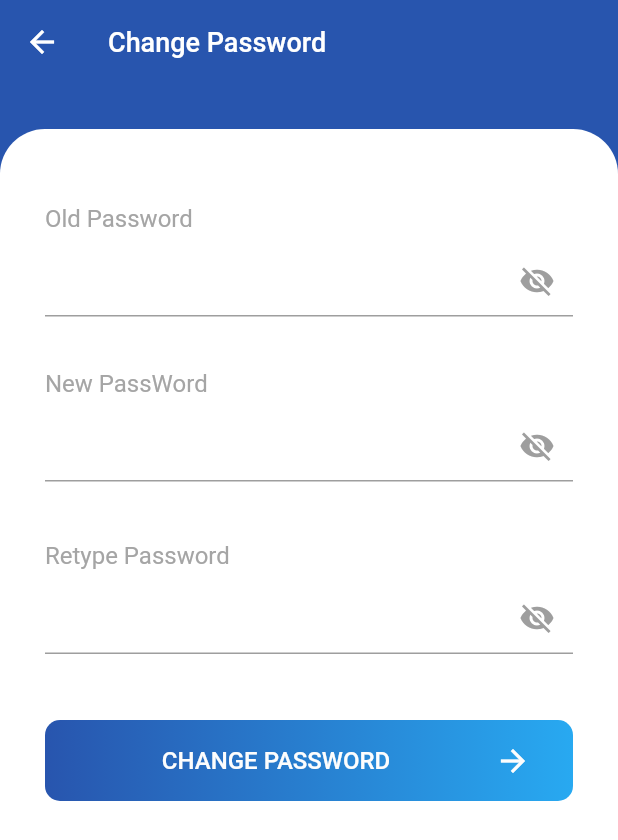
After one commit to HungOBI/flutter_app_chat_school, a Flutter app: the ChangePasswordScreen screen opened directly, on a phone screen of 412 x 824 dp. The commit adds this screen. Shown: the top 840 px of the screen. Run offline on Flutter 3.47's test engine with Material 2 defaults, Android fonts, the phone set to English and light mode, and no system bars; our stand-ins replace cloud_firestore, firebase_auth, firebase_core, get, shared_preferences; accounts and stored records are empty.

Commit message:
add change pw

```diff
--- /dev/null
+++ b/lib/screen/auth/change_password.dart
@@ -0,0 +1,287 @@
+// ignore_for_file: unused_local_variable, use_build_context_synchronously, avoid_print, non_constant_identifier_names
+import 'package:app_chat/screen/home/home_screen.dart';
+import 'package:firebase_auth/firebase_auth.dart';
+import 'package:flutter/material.dart';
+
+class ChangePasswordScreen extends StatefulWidget {
+  const ChangePasswordScreen({Key? key}) : super(key: key);
+
+  @override
+  State<ChangePasswordScreen> createState() => _LoginScreenState();
+}
+
+class _LoginScreenState extends State<ChangePasswordScreen> {
+  final TextEditingController _passwordController = TextEditingController();
+  final TextEditingController _newpasswordController = TextEditingController();
+  final TextEditingController _retypepasswordController =
+      TextEditingController();
+  bool obscurePassword = true;
+  bool newObscurePassword = true;
+  bool retypeObscurePassword = true;
+  String errorMessage = '';
+
+  @override
+  Widget build(BuildContext context) {
+    return Scaffold(
+      appBar: AppBar(
+        backgroundColor: const Color.fromRGBO(40, 85, 174, 1),
+        title: const Text(
+          'Change Password',
+          style: TextStyle(
+            fontSize: 18,
+            color: Color.fromRGBO(255, 255, 255, 1),
+          ),
+        ),
+        elevation: 0,
+      ),
+      body: SingleChildScrollView(
+        child: Column(
+          crossAxisAlignment: CrossAxisAlignment.start,
+          children: [
+            const SizedBox(
+              height: 30,
+            ),
+            Container(
+              height: MediaQuery.of(context).size.height,
+              decoration: const BoxDecoration(
+                borderRadius: BorderRadius.only(
+                  topLeft: Radius.circular(30),
+                  topRight: Radius.circular(30),
+                ),
+                color: Color.fromRGBO(255, 255, 255, 1),
+              ),
+              child: Container(
+                padding: const EdgeInsets.only(
+                    top: 50, left: 30, right: 30, bottom: 0),
+                child: Column(
+                  crossAxisAlignment: CrossAxisAlignment.start,
+                  children: [
+                    const Text(
+                      'Old Password',
+                      style: TextStyle(
+                        fontSize: 16,
+                        color: Color.fromRGBO(165, 165, 165, 1),
+                      ),
+                    ),
+                    const SizedBox(
+                      height: 8,
+                    ),
+
+                    // email
+                    TextFormField(
+                      controller: _passwordController,
+                      obscureText: obscurePassword,
+                      decoration: InputDecoration(
+                        border: const UnderlineInputBorder(
+                          borderSide: BorderSide(
+                            color: Colors.grey,
+                            width: 18,
+                          ),
+                        ),
+                        labelStyle: const TextStyle(
+                          fontSize: 16,
+                          color: Color.fromRGBO(50, 54, 67, 1),
+                        ),
+                        suffixIcon: InkWell(
+                          onTap: () {
+                            setState(() {
+                              obscurePassword = !obscurePassword;
+                            });
+                          },
+                          child: Icon(
+                            obscurePassword
+                                ? Icons.visibility_off
+                                : Icons.visibility,
+                            color: Colors.grey,
+                          ),
+                        ),
+                      ),
+                    ),
+
+                    const SizedBox(height: 35),
+
+                    const Text(
+                      'New PassWord',
+                      style: TextStyle(
+                        fontSize: 16,
+                        color: Color.fromRGBO(165, 165, 165, 1),
+                      ),
+                      textAlign: TextAlign.center,
+                    ),
+                    const SizedBox(
+                      height: 8,
+                    ),
+
+                    TextFormField(
+                      controller: _newpasswordController,
+                      obscureText: newObscurePassword,
+                      decoration: InputDecoration(
+                        border: const UnderlineInputBorder(
+                          borderSide: BorderSide(
+                            color: Colors.grey,
+                            width: 18,
+                          ),
+                        ),
+                        labelStyle: const TextStyle(
+                          fontSize: 16,
+                          color: Color.fromRGBO(50, 54, 67, 1),
+                        ),
+                        suffixIcon: InkWell(
+                          onTap: () {
+                            setState(() {
+                              newObscurePassword = !newObscurePassword;
+                            });
+                          },
+                          child: Icon(
+                            newObscurePassword
+                                ? Icons.visibility_off
+                                : Icons.visibility,
+                            color: Colors.grey,
+                          ),
+                        ),
+                      ),
+                    ),
+                    const SizedBox(height: 40),
+
+                    const Text(
+                      'Retype Password',
+                      style: TextStyle(
+                        fontSize: 16,
+                        color: Color.fromRGBO(165, 165, 165, 1),
+                      ),
+                      textAlign: TextAlign.center,
+                    ),
+                    const SizedBox(
+                      height: 8,
+                    ),
+
+                    TextFormField(
+                      controller: _retypepasswordController,
+                      obscureText: retypeObscurePassword,
+                      decoration: InputDecoration(
+                        border: const UnderlineInputBorder(
+                          borderSide: BorderSide(
+                            color: Colors.grey,
+                            width: 18,
+                          ),
+                        ),
+                        labelStyle: const TextStyle(
+                          fontSize: 16,
+                          color: Color.fromRGBO(50, 54, 67, 1),
+                        ),
+                        suffixIcon: InkWell(
+                          onTap: () {
+                            setState(() {
+                              retypeObscurePassword = !retypeObscurePassword;
+                            });
+                          },
+                          child: Icon(
+                            retypeObscurePassword
+                                ? Icons.visibility_off
+                                : Icons.visibility,
+                            color: Colors.grey,
+                          ),
+                        ),
+                      ),
+                    ),
+
+                    // forgot password
+
+                    Container(
+                      alignment: Alignment.center,
+                      child: Text(
+                        errorMessage,
+                        style: const TextStyle(
+                          fontSize: 12,
+                          color: Colors.red,
+                        ),
+                      ),
+                    ),
+                    const SizedBox(
+                      height: 30,
+                    ),
+                    Container(
+                      width: double.infinity,
+                      height: 54,
+                      decoration: BoxDecoration(
+                        gradient: const LinearGradient(
+                          colors: [
+                            Color.fromRGBO(40, 85, 174, 1),
+                            Color.fromRGBO(40, 169, 241, 1),
+                          ],
+                          begin: Alignment.centerLeft,
+                          end: Alignment.centerRight,
+                        ),
+                        borderRadius: BorderRadius.circular(10),
+                      ),
+                      child: TextButton(
+                        onPressed: () {
+                          change_password();
+                        },
+                        child: const Padding(
+                          padding: EdgeInsets.only(right: 20.0),
+                          child: Row(
+                            children: [
+                              Expanded(
+                                child: Align(
+                                  alignment: Alignment.center,
+                                  child: Text(
+                                    'CHANGE PASSWORD',
+                                    style: TextStyle(
+                                      color: Color.fromRGBO(253, 253, 253, 1),
+                                      fontSize: 16,
+                                    ),
+                                  ),
+                                ),
+                              ),
+                              Icon(
+                                Icons.arrow_forward,
+                                color: Color.fromRGBO(253, 253, 253, 1),
+                              ),
+                            ],
+                          ),
+                        ),
+                      ),
+                    ),
+                  ],
+                ),
+              ),
+            ),
+          ],
+        ),
+      ),
+    );
+  }
+
+  void change_password() async {
+    String oldPassword = _passwordController.text;
+    String newPassword = _newpasswordController.text;
+    String retypePassword = _retypepasswordController.text;
+
+    if (newPassword != retypePassword) {
+      setState(() {
+        errorMessage = "Passwords do not match.";
+      });
+      return;
+    }
+
+    try {
+      User? user = FirebaseAuth.instance.currentUser;
+      if (user != null) {
+        AuthCredential credential = EmailAuthProvider.credential(
+            email: user.email!, password: oldPassword);
+        await user.reauthenticateWithCredential(credential);
+        await user.updatePassword(newPassword);
+        Navigator.pop(
+          context,
+          MaterialPageRoute(builder: (context) => const HomeScreen()),
+        );
+      }
+    } catch (error) {
+      setState(() {
+        errorMessage = "Failed to change password. Please try again.";
+      });
+      print("Password change error: $error");
+    }
+  }
+}
--- a/pubspec.yaml
+++ b/pubspec.yaml
@@ -42,6 +42,7 @@ dependencies:
   shared_preferences: ^2.1.1
   firebase_storage: ^11.2.2
   get: ^4.6.5
+  flutter_local_notifications: ^14.1.1
 
 dev_dependencies:
   flutter_test:
```
Also changed, not shown: lib/data_fake/question.dart (+60 -60 lines), lib/screen/auth/login_screen.dart (+18 -3 lines), lib/screen/home/home_screen.dart (+14 -4 lines), lib/screen/quiz/controllers/question_controller.dart (+3 -4 lines), lib/screen/quiz/quiz_screen.dart (+20 -8 lines), pubspec.lock, 1 other file.
